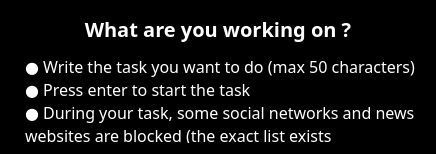
Above: boxtime/views/protipswidget.ui from jdauphant/boxtime before the change. Below: the same form after it.
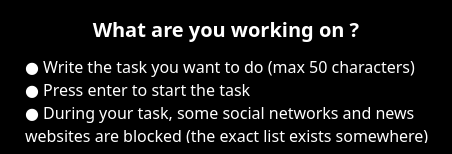
That is the form after the change.

Commit message: Little  pro tips windows size correction

```diff
--- a/boxtime/views/protipswidget.ui
+++ b/boxtime/views/protipswidget.ui
@@ -6,7 +6,7 @@
    <rect>
     <x>0</x>
     <y>0</y>
-    <width>436</width>
+    <width>452</width>
     <height>154</height>
    </rect>
   </property>
```
